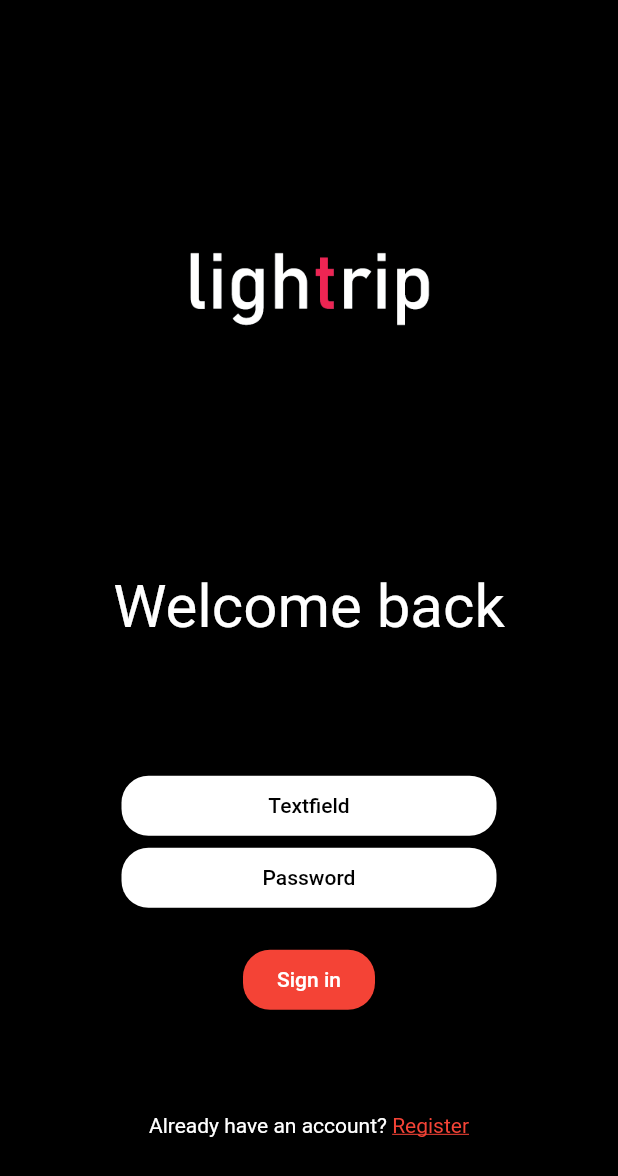
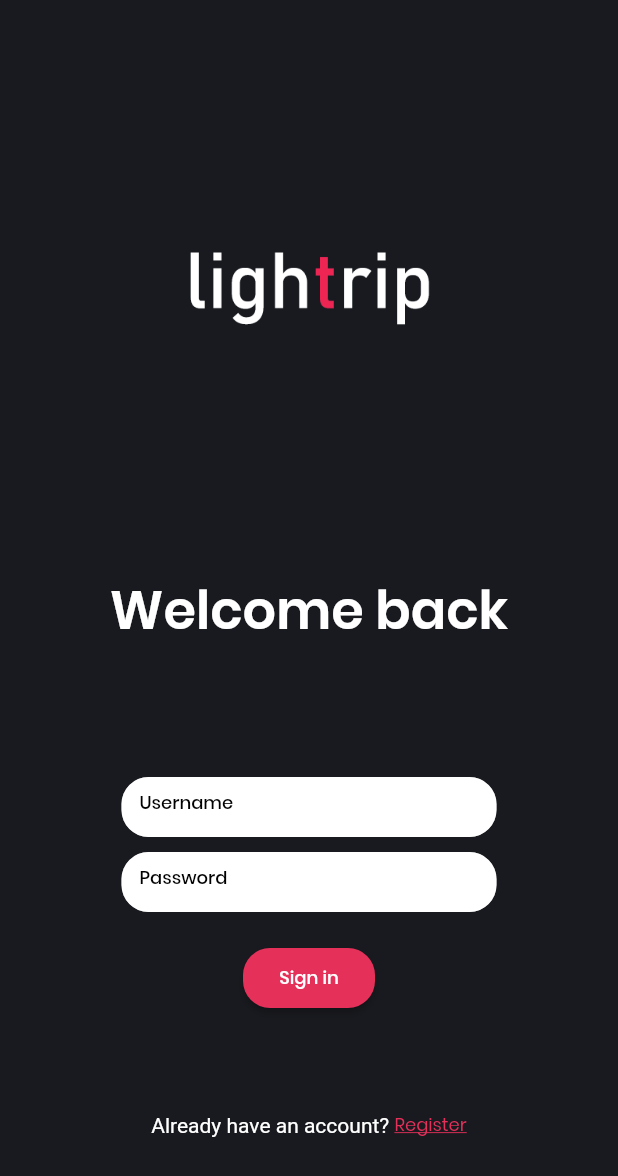
Before and after one commit to vonBach/lightrip_client, a Flutter app: the SignInView screen opened directly, after a tap on "Continue with Email", on a phone screen of 412 x 824 dp. Shown: the top 1176 px of the screen. Run offline on Flutter 3.47's test engine with Material 2 defaults, Android fonts, the phone set to English and light mode, and no system bars; our stand-ins replace firebase_auth, get_it, google_maps_flutter, location, permission_handler; missing offline and left inert: flutter_facebook_login, google_map_location_picker; accounts and stored records are empty; network calls fail.

Commit message:
changes to colors, fonts, layout and some added dependencies

```diff
--- a/lib/view/log_in_vjew.dart
+++ b/lib/view/log_in_vjew.dart
@@ -14,7 +14,7 @@ class _LogInViewState extends State<LogInView> {
   @override
   Widget build(BuildContext context) {
     return Scaffold(
-        backgroundColor: Colors.black,
+        backgroundColor: new MaterialColor(0xFF191a1f, color),
         body:
             Row(mainAxisAlignment: MainAxisAlignment.center, children: <Widget>[
           Column(
@@ -29,39 +29,60 @@ class _LogInViewState extends State<LogInView> {
                   padding: EdgeInsets.only(bottom: 20),
                   child: Text(
                     'Welcome back',
-                    style: TextStyle(fontSize: 40.0),
+                    style: TextStyle(
+                        fontSize: 35.0,
+                        fontFamily: 'Poppins',
+                        fontWeight: FontWeight.w700),
                   )),
               Column(
                 mainAxisAlignment: MainAxisAlignment.spaceEvenly,
                 children: <Widget>[
-                  ButtonTheme(
-                    minWidth: 250,
-                    height: 40,
-                    child: NavigationButtonWidget(
-                      color: new MaterialColor(0xFFFFFFFF, color),
-                      title: Text('Textfield',
-                          style: TextStyle(color: Colors.black)),
-                      //navigateTo: MapPage(),
-                    ),
-                  ),
-                  ButtonTheme(
-                      minWidth: 250,
+                  Container(
+                      width: 250,
                       height: 40,
-                      child: NavigationButtonWidget(
-                        color: new MaterialColor(0xFFFFFFFF, color),
-                        title: Text('Password',
-                            style: TextStyle(color: Colors.black)),
-                        //navigateTo: MapPage(),
+                      child: TextField(
+                        decoration: InputDecoration(
+                          border: OutlineInputBorder(
+                              borderRadius: BorderRadius.circular(18.0)),
+                          filled: true,
+                          fillColor: Colors.white,
+                          hintStyle: TextStyle(
+                              color: Colors.black,
+                              fontSize: 12.0,
+                              fontFamily: 'Poppins',
+                              fontWeight: FontWeight.w500),
+                          hintText: "Username",
+                        ),
+                      )),
+                  Container(
+                      padding: EdgeInsets.only(top: 10),
+                      width: 250,
+                      height: 50,
+                      child: TextField(
+                        decoration: InputDecoration(
+                          border: OutlineInputBorder(
+                              borderRadius: BorderRadius.circular(18.0)),
+                          filled: true,
+                          fillColor: Colors.white,
+                          hintStyle: TextStyle(
+                              color: Colors.black,
+                              fontSize: 12.0,
+                              fontFamily: 'Poppins',
+                              fontWeight: FontWeight.w500),
+                          hintText: "Password",
+                        ),
                       )),
                   Container(
                       padding: EdgeInsets.only(top: 20),
                       child: ButtonTheme(
                           height: 40,
                           child: NavigationButtonWidget(
-                            color: Colors.red,
-                            title: Text(
-                              'Sign in',
-                            ),
+                            color: new MaterialColor(0xFFE5305A, color),
+                            title: Text('Sign in',
+                                style: TextStyle(
+                                    fontSize: 12.0,
+                                    fontFamily: 'Poppins',
+                                    fontWeight: FontWeight.w500)),
                             navigateTo: MapPage(),
                           ))),
                 ],
@@ -71,7 +92,10 @@ class _LogInViewState extends State<LogInView> {
                 InkWell(
                   child: Text('Register',
                       style: TextStyle(
-                          color: Colors.red,
+                          fontSize: 12.0,
+                          fontFamily: 'Poppins',
+                          fontWeight: FontWeight.w400,
+                          color: new MaterialColor(0xFFE5305A, color),
                           decoration: TextDecoration.underline)),
                   onTap: () {
                     registerPage(context);
--- a/lib/view/sign_in_view.dart
+++ b/lib/view/sign_in_view.dart
@@ -15,7 +15,7 @@ class _SignInViewState extends State<SignInView> {
   @override
   Widget build(BuildContext context) {
     return Scaffold(
-        backgroundColor: Colors.black,
+        backgroundColor: new MaterialColor(0xFF191a1f, color),
         body:
             Row(mainAxisAlignment: MainAxisAlignment.center, children: <Widget>[
           Column(
@@ -30,7 +30,10 @@ class _SignInViewState extends State<SignInView> {
                   padding: EdgeInsets.only(bottom: 20),
                   child: Text(
                     'Sign in',
-                    style: TextStyle(fontSize: 35.0, fontFamily: 'Poppins'),
+                    style: TextStyle(
+                        fontSize: 35.0,
+                        fontFamily: 'Poppins',
+                        fontWeight: FontWeight.w700),
                   )),
               Column(
                 children: <Widget>[
@@ -40,8 +43,10 @@ class _SignInViewState extends State<SignInView> {
                     child: NavigationButtonWidget(
                       color: new MaterialColor(0xFF3c5899, color),
                       title: Text('Continue with Facebook',
-                          style:
-                              TextStyle(fontSize: 12.0, fontFamily: 'Poppins')),
+                          style: TextStyle(
+                              fontSize: 12.0,
+                              fontFamily: 'Poppins',
+                              fontWeight: FontWeight.w500)),
                       navigateTo: MapPage(),
                     ),
                   ),
@@ -50,7 +55,11 @@ class _SignInViewState extends State<SignInView> {
                       height: 40,
                       child: NavigationButtonWidget(
                         color: new MaterialColor(0xFFdd3521, color),
-                        title: Text('Continue with Google'),
+                        title: Text('Continue with Google',
+                            style: TextStyle(
+                                fontSize: 12.0,
+                                fontFamily: 'Poppins',
+                                fontWeight: FontWeight.w500)),
                         navigateTo: MapPage(),
                       )),
                   ButtonTheme(
@@ -59,7 +68,11 @@ class _SignInViewState extends State<SignInView> {
                       child: NavigationButtonWidget(
                         color: new MaterialColor(0xFFFFFFFF, color),
                         title: Text('Continue with Email',
-                            style: TextStyle(color: Colors.black)),
+                            style: TextStyle(
+                                color: Colors.black,
+                                fontSize: 12.0,
+                                fontFamily: 'Poppins',
+                                fontWeight: FontWeight.w500)),
                         navigateTo: LogInView(),
                       )),
                 ],
@@ -69,7 +82,10 @@ class _SignInViewState extends State<SignInView> {
                 InkWell(
                   child: Text('Register',
                       style: TextStyle(
-                          color: Colors.red,
+                          fontSize: 12.0,
+                          fontFamily: 'Poppins',
+                          fontWeight: FontWeight.w400,
+                          color: new MaterialColor(0xFFE5305A, color),
                           decoration: TextDecoration.underline)),
                   onTap: () {
                     startPage(context);
--- a/pubspec.yaml
+++ b/pubspec.yaml
@@ -30,8 +30,9 @@ dependencies:
   permission_handler: ^5.0.0
   location: ^3.0.0
   get_it: ^4.0.2
-  flutter_facebook_login: ^1.2.0
+  flutter_facebook_login: 3.0.0
   firebase_auth:
+  google_sign_in: 4.4.4
 
   # The following adds the Cupertino Icons font to your application.
   # Use with the CupertinoIcons class for iOS style icons.
```
Also changed, not shown: lib/services/facebook_signin_services.dart (+11 -13 lines), lib/view/email_view.dart (+48 -24 lines), lib/view/map_page.dart (+98 -62 lines), lib/view/start_view.dart (+20 -11 lines), assets/Lightrip_Logo_no_bg.png, pubspec.lock, 3 other files.
